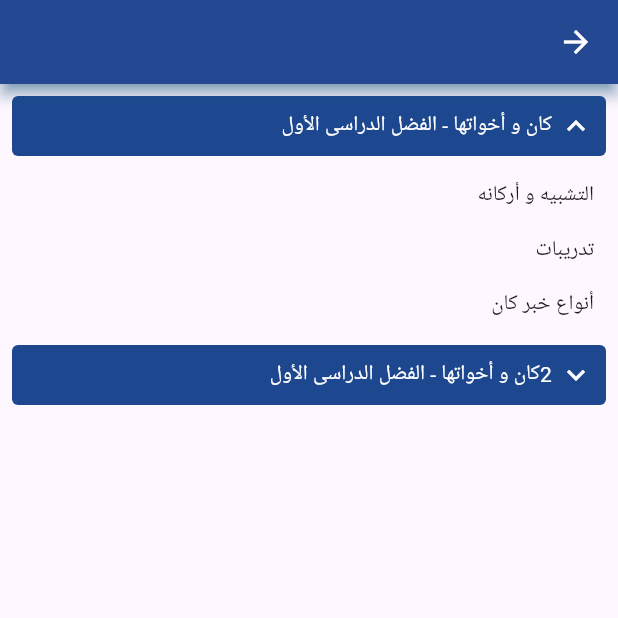
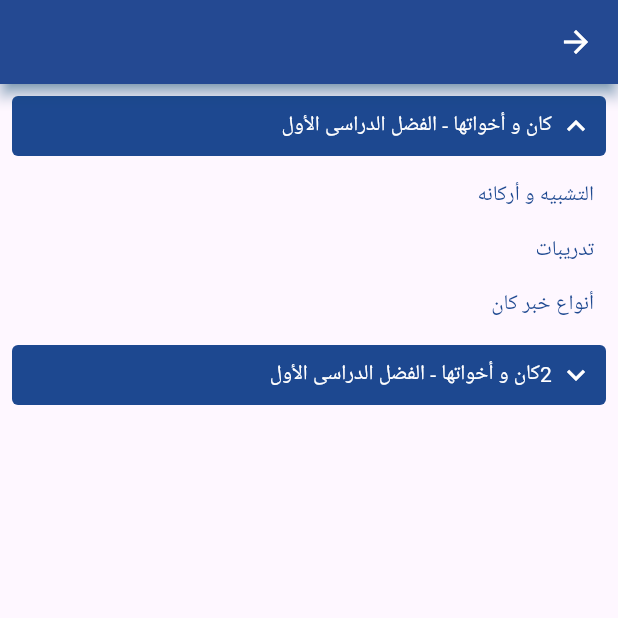
Before and after one commit to mahmoudhamdyae/Education, a Flutter app: the SubjectScreen screen opened directly with empty values, after a tap on "كان و أخواتها - الفضل الدراسى الأول", on a phone screen of 412 x 824 dp, the top half of it. Run offline on Flutter 3.47's test engine with Material 3 defaults, Android fonts, the phone set to English and light mode, and no system bars; our stand-ins replace flutter_native_splash, get_it, lottie, persistent_bottom_nav_bar, shared_preferences; missing offline and left inert: vimeo_video_player; accounts and stored records are empty.

Commit message:
Courses Lessons Availability

```diff
--- a/lib/presentation/screens/home/subject/subject_screen.dart
+++ b/lib/presentation/screens/home/subject/subject_screen.dart
@@ -1,7 +1,10 @@
 import 'package:education/domain/models/lesson/lesson.dart';
 import 'package:education/presentation/resources/values_manager.dart';
+import 'package:education/presentation/widgets/dialogs/require_auth_dialog.dart';
 import 'package:flutter/material.dart';
 
+import '../../../../core/app_prefs.dart';
+import '../../../../core/di.dart';
 import '../../../../domain/models/courses/course.dart';
 import '../../../../domain/models/lesson/wehda.dart';
 import '../../../resources/color_manager.dart';
@@ -10,7 +13,9 @@ import '../../../resources/routes_manager.dart';
 class SubjectScreen extends StatefulWidget {
 
   final Course course;
-  const SubjectScreen({super.key, required this.course});
+  final AppPreferences appPreferences = instance<AppPreferences>();
+
+  SubjectScreen({super.key, required this.course});
 
   @override
   State<SubjectScreen> createState() => _SubjectScreenState();
@@ -18,6 +23,7 @@ class SubjectScreen extends StatefulWidget {
 
 class _SubjectScreenState extends State<SubjectScreen> {
   int expanded = -1;
+  late bool isUserLoggedIn;
   List<Wehda> wehdat = [
     Wehda('كان و أخواتها - الفضل الدراسى الأول', [
       Lesson('التشبيه و أركانه', () {}),
@@ -30,6 +36,23 @@ class _SubjectScreenState extends State<SubjectScreen> {
       Lesson('2أنواع خبر كان', () {}),
     ]),
   ];
+
+  final AppPreferences appPreferences = instance<AppPreferences>();
+
+  @override
+  void initState() {
+    super.initState();
+
+    _setUserLoggedIn();
+  }
+
+  Future<void> _setUserLoggedIn() async {
+    if (await appPreferences.isUserLoggedIn()) {
+      isUserLoggedIn = true;
+    } else {
+      isUserLoggedIn = false;
+    }
+  }
 
   @override
   Widget build(BuildContext context) {
@@ -101,14 +124,27 @@ class _SubjectScreenState extends State<SubjectScreen> {
             shrinkWrap: true,
             physics: const ClampingScrollPhysics(),
             itemCount: wehda.lessons.length,
-            itemBuilder: (context, index) {
+            itemBuilder: (context, lessonIndex) {
               return InkWell(
                   onTap: () {
-                    Navigator.of(context).pushNamed(Routes.lessonRoute, arguments: wehda.lessons[index].title);
+                    if (isUserLoggedIn) {
+                      Navigator.of(context).pushNamed(Routes.lessonRoute, arguments: wehda.lessons[lessonIndex].title);
+                    } else {
+                      if (lessonIndex == 0) {
+                        Navigator.of(context).pushNamed(Routes.lessonRoute, arguments: wehda.lessons[lessonIndex].title);
+                      } else {
+                        showRequireAuthDialog(context);
+                      }
+                    }
                   },
                   child: Padding(
                     padding: const EdgeInsets.symmetric(horizontal: AppPadding.p16, vertical: AppPadding.p8),
-                    child: Text(wehda.lessons[index].title),
+                    child: Text(
+                        wehda.lessons[lessonIndex].title,
+                      style: TextStyle(
+                        color: isUserLoggedIn ? ColorManager.primary : index == 0 && lessonIndex == 0 ? ColorManager.primary : Colors.grey
+                      ),
+                    ),
                   )
               );
             }
```
